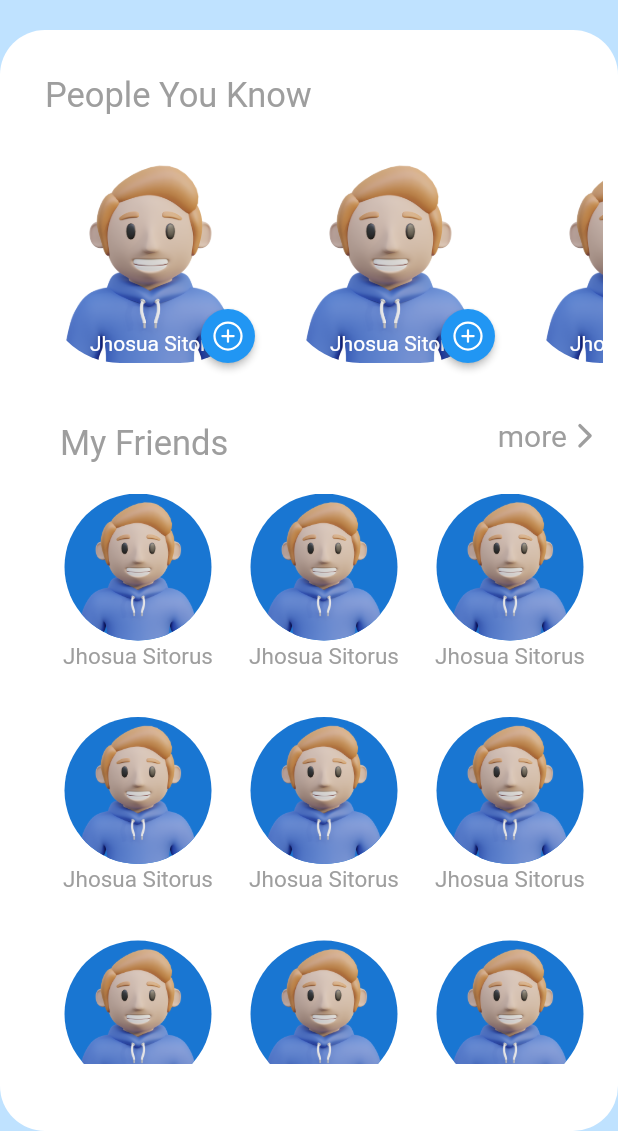
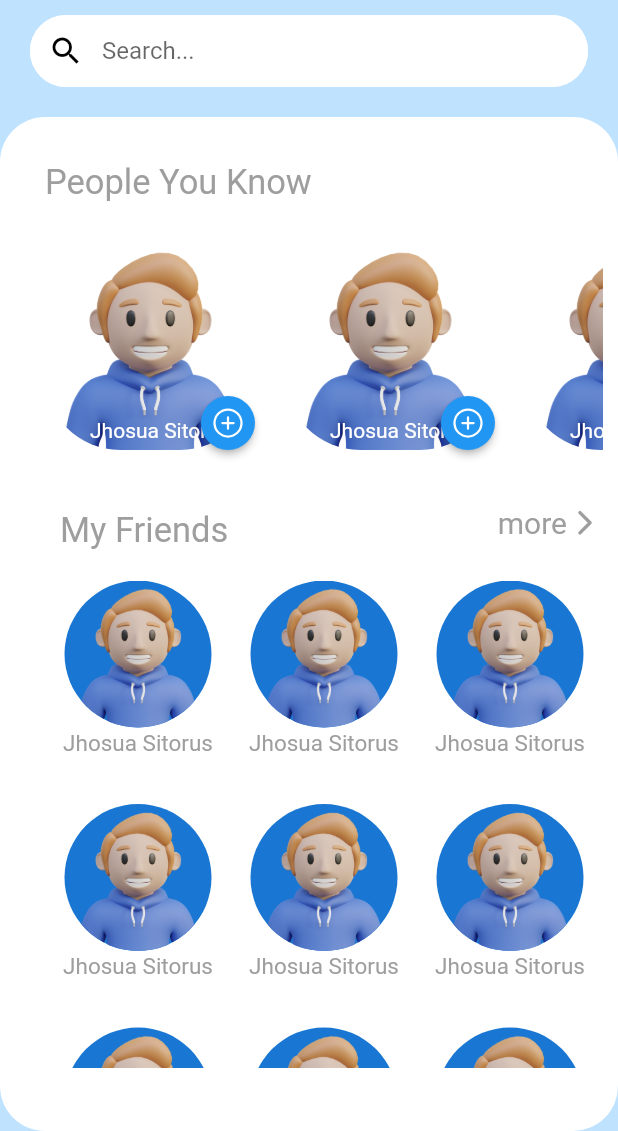
Before and after one commit to Prasetya36/task_management_app, a Flutter app: the FriendsView screen opened by its route, on a phone screen of 412 x 824 dp, the part 105-1236 px from its top. Run offline on Flutter 3.47's test engine with Material 2 defaults, Android fonts, the light colour scheme and no system bars; our stand-ins replace cloud_firestore, firebase_auth, firebase_core, get, google_sign_in, ionicons; accounts and stored records are empty.

Commit message:
Search Data From Firestore Database 01

```diff
--- a/lib/app/modules/friends/views/friends_view.dart
+++ b/lib/app/modules/friends/views/friends_view.dart
@@ -2,6 +2,7 @@ import 'package:flutter/material.dart';
 
 import 'package:get/get.dart';
 import 'package:ionicons/ionicons.dart';
+import 'package:task_management_app/app/data/controller/auth_controller.dart';
 import 'package:task_management_app/app/utils/style/AppColors.dart';
 import 'package:task_management_app/app/utils/widget/MyFriends.dart';
 import 'package:task_management_app/app/utils/widget/SideBar.dart';
@@ -12,7 +13,8 @@ import '../controllers/friends_controller.dart';
 
 class FriendsView extends GetView<FriendsController> {
   final GlobalKey<ScaffoldState> _drawerKey = GlobalKey();
-  FriendsView({Key? key}) : super(key: key);
+  final authC = Get.find<AuthController>();
+
   @override
   Widget build(BuildContext context) {
     return Scaffold(
@@ -34,7 +36,9 @@ class FriendsView extends GetView<FriendsController> {
                   ? const header()
                   : Container(
                       padding: const EdgeInsets.all(20),
-                      child: Row(
+                      child: Column(
+                        children: [
+                          Row(
                             children: [
                               IconButton(
                                 onPressed: () {
@@ -72,6 +76,36 @@ class FriendsView extends GetView<FriendsController> {
                               )
                             ],
                           ),
+                          const SizedBox(height: 10),
+                          context.isPhone
+                              ? TextField(
+                                  onChanged: (value) =>
+                                      authC.searchFriends(value),
+                                  controller: authC.searcFriendsController,
+                                  decoration: InputDecoration(
+                                      filled: true,
+                                      fillColor: Colors.white,
+                                      contentPadding: const EdgeInsets.only(
+                                          left: 40, right: 10),
+                                      enabledBorder: OutlineInputBorder(
+                                        borderRadius: BorderRadius.circular(30),
+                                        borderSide: const BorderSide(
+                                            color: Colors.white),
+                                      ),
+                                      focusedBorder: OutlineInputBorder(
+                                        borderRadius: BorderRadius.circular(30),
+                                        borderSide: const BorderSide(
+                                            color: Colors.blue),
+                                      ),
+                                      prefixIcon: const Icon(
+                                        Icons.search,
+                                        color: Colors.black,
+                                      ),
+                                      hintText: "Search... "),
+                                )
+                              : const SizedBox(),
+                        ],
+                      ),
                     ),
               //content / isi page / screen
               Expanded(
@@ -92,16 +126,19 @@ class FriendsView extends GetView<FriendsController> {
                     padding: !context.isPhone
                         ? const EdgeInsets.only(left: 20)
                         : const EdgeInsets.only(left: 20, top: 20),
-                    child: Column(
+                    child: Obx(() => authC.hasilPencarian.isEmpty
+                        ? Column(
                             crossAxisAlignment: CrossAxisAlignment.start,
                             children: [
                                 const Text(
                                   'People You Know',
                                   style: TextStyle(
-                                fontSize: 23, color: AppColors.primaryText),
+                                      fontSize: 23,
+                                      color: AppColors.primaryText),
                                 ),
                                 Padding(
-                            padding: const EdgeInsets.only(top: 5, bottom: 10),
+                                  padding:
+                                      const EdgeInsets.only(top: 5, bottom: 10),
                                   child: SizedBox(
                                     height: 180,
                                     child: ListView.builder(
@@ -115,7 +152,8 @@ class FriendsView extends GetView<FriendsController> {
                                               top: 20, bottom: 20, right: 20),
                                           child: Stack(children: [
                                             ClipRRect(
-                                        borderRadius: BorderRadius.circular(50),
+                                              borderRadius:
+                                                  BorderRadius.circular(50),
                                               child: const Image(
                                                 image: AssetImage(
                                                   'assets/images/avatar.png',
@@ -127,8 +165,8 @@ class FriendsView extends GetView<FriendsController> {
                                                 left: 30,
                                                 child: Text(
                                                   'Jhosua Sitorus',
-                                            style:
-                                                TextStyle(color: Colors.white),
+                                                  style: TextStyle(
+                                                      color: Colors.white),
                                                 )),
                                             Positioned(
                                               bottom: 0,
@@ -137,11 +175,14 @@ class FriendsView extends GetView<FriendsController> {
                                                 height: 36,
                                                 width: 36,
                                                 child: ElevatedButton(
-                                            style: ElevatedButton.styleFrom(
+                                                  style:
+                                                      ElevatedButton.styleFrom(
                                                     padding: EdgeInsets.zero,
-                                              shape: RoundedRectangleBorder(
+                                                    shape:
+                                                        RoundedRectangleBorder(
                                                       borderRadius:
-                                                    BorderRadius.circular(100),
+                                                          BorderRadius.circular(
+                                                              100),
                                                     ),
                                                   ),
                                                   onPressed: () {},
@@ -163,8 +204,8 @@ class FriendsView extends GetView<FriendsController> {
                                         child: Column(children: [
                                           Row(children: [
                                             const Padding(
-                                        padding:
-                                            EdgeInsets.only(left: 10, top: 10),
+                                              padding: EdgeInsets.only(
+                                                  left: 10, top: 10),
                                               child: Text(
                                                 'My Friends',
                                                 style: TextStyle(
@@ -191,9 +232,10 @@ class FriendsView extends GetView<FriendsController> {
                                             )
                                           ]),
                                           Padding(
-                                      padding: const EdgeInsets.only(top: 20),
+                                            padding:
+                                                const EdgeInsets.only(top: 20),
                                             child: SizedBox(
-                                        height: 380,
+                                              height: 325,
                                               child: GridView.builder(
                                                 shrinkWrap: true,
                                                 itemCount: 12,
@@ -204,20 +246,23 @@ class FriendsView extends GetView<FriendsController> {
                                                   mainAxisSpacing: 25,
                                                 ),
                                                 itemBuilder: (context, index) {
-                                            return Column(children: const [
+                                                  return Column(
+                                                      children: const [
                                                         CircleAvatar(
                                                           maxRadius: 49,
-                                                foregroundImage: AssetImage(
+                                                          foregroundImage:
+                                                              AssetImage(
                                                                   'assets/images/avatar.png'),
                                                         ),
                                                         Padding(
                                                           padding:
-                                                    EdgeInsets.only(top: 1.5),
+                                                              EdgeInsets.only(
+                                                                  top: 1.5),
                                                           child: Text(
                                                             'Jhosua Sitorus',
                                                             style: TextStyle(
-                                                      color:
-                                                          AppColors.primaryText,
+                                                                color: AppColors
+                                                                    .primaryText,
                                                                 fontSize: 15),
                                                           ),
                                                         ),
@@ -228,7 +273,24 @@ class FriendsView extends GetView<FriendsController> {
                                           )
                                         ]),
                                       ),
-                        ]),
+                              ])
+                        : ListView.builder(
+                            padding: const EdgeInsets.all(8),
+                            shrinkWrap: true,
+                            itemCount: authC.hasilPencarian.length,
+                            itemBuilder: (context, index) => ListTile(
+                              leading: ClipRRect(
+                                  borderRadius: BorderRadius.circular(50),
+                                  child: Image(
+                                    image: NetworkImage(
+                                        authC.hasilPencarian[index]['photo']),
+                                  )),
+                              title: Text(authC.hasilPencarian[index]['name']),
+                              subtitle:
+                                  Text(authC.hasilPencarian[index]['email']),
+                              trailing: const Icon(Ionicons.add),
+                            ),
+                          )),
                   ),
                 ),
               ),
```
Also changed, not shown: lib/app/data/controller/auth_controller.dart (+64 -0 lines), pubspec.lock. Lines whose indentation alone changed are shown as unchanged.
